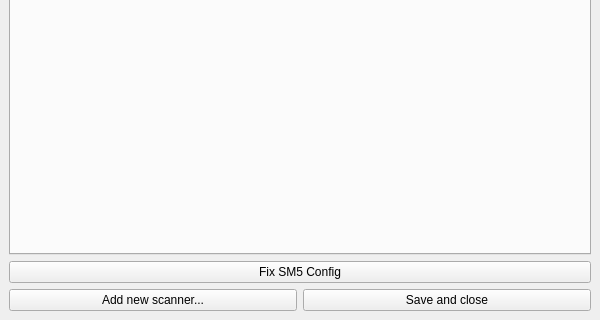
Above: config-window.ui from electromuis/padmiss-client before the change; both pictures show x 0 to 600 and y 247 to 567 of the 600 by 567 pixel window. Below: the same form after it.
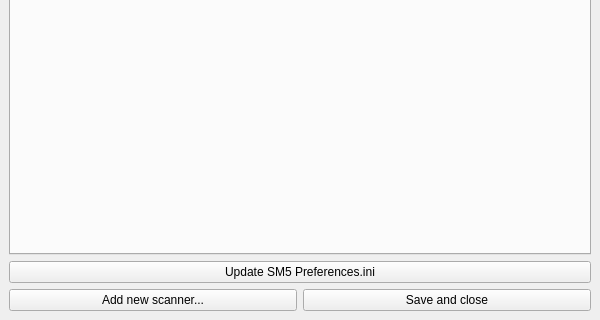
That is the form after the change.

What changed in the file:
```diff
--- a/config-window.ui
+++ b/config-window.ui
@@ -121,7 +121,7 @@
     <item>
      <widget class="QPushButton" name="sm5_config">
       <property name="text">
-       <string>Fix SM5 Config</string>
+       <string>Update SM5 Preferences.ini</string>
       </property>
      </widget>
     </item>
```
Left out of the diff: 2 changed lines with no effect on the pictures.
